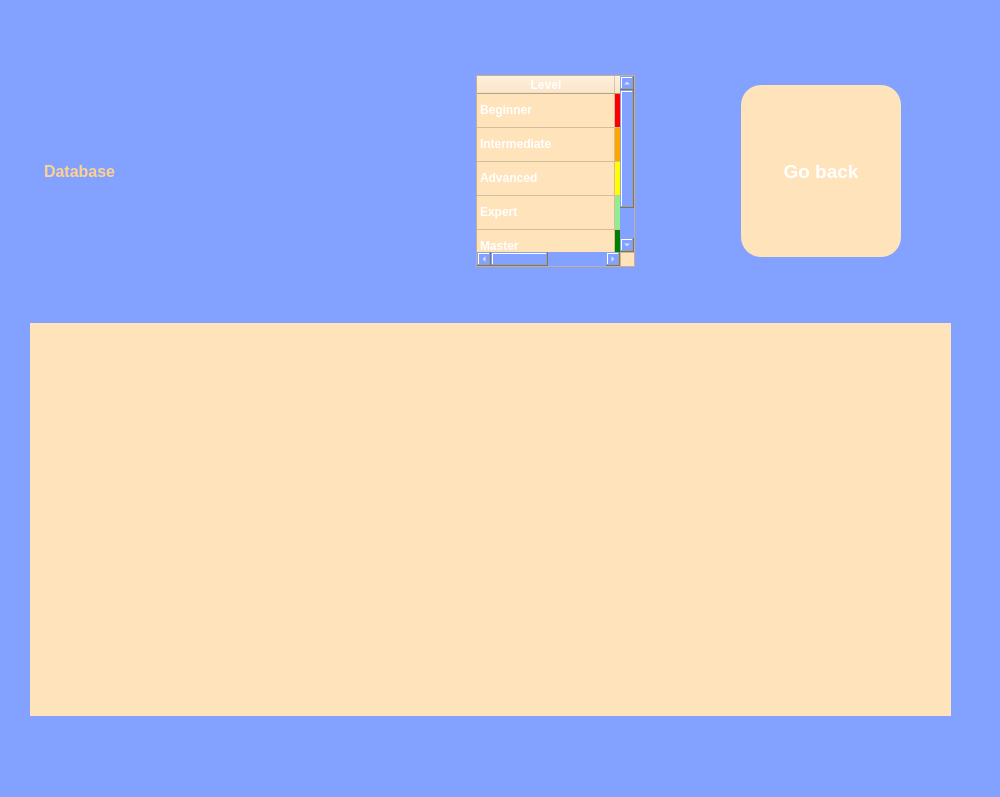
Above: game_view/frontend/database.ui from fra3597/my_german_game before the change. Below: the same form after it.
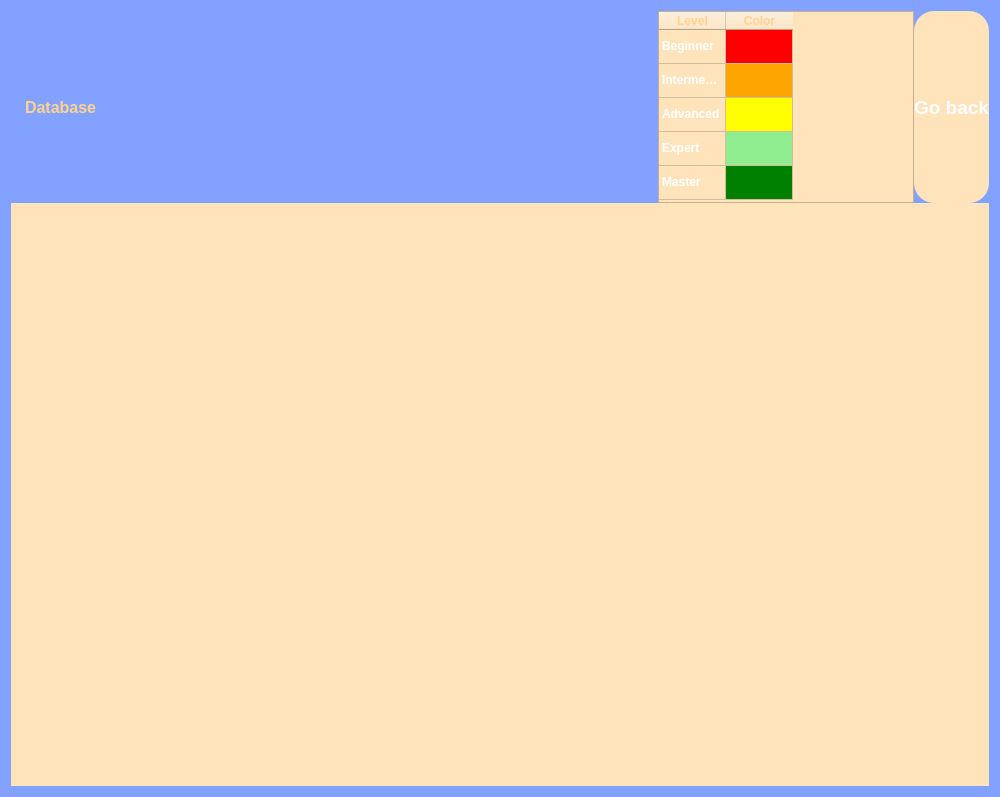
That is the form after the change.

What changed in the file:
```diff
--- a/game_view/frontend/database.ui
+++ b/game_view/frontend/database.ui
@@ -19,18 +19,17 @@
 	color: #FFFFFF;
 }</string>
   </property>
-  <widget class="QWidget" name="verticalLayoutWidget">
-   <property name="geometry">
-    <rect>
-     <x>30</x>
-     <y>25</y>
-     <width>921</width>
-     <height>691</height>
-    </rect>
-   </property>
-   <layout class="QVBoxLayout" name="verticalLayout" stretch="1,4">
+  <layout class="QHBoxLayout" name="horizontalLayout_5">
+   <item>
+    <layout class="QVBoxLayout" name="verticalLayout" stretch="1,7">
+     <property name="spacing">
+      <number>0</number>
+     </property>
     <item>
-     <layout class="QHBoxLayout" name="horizontalLayout" stretch="3,2,2">
+      <layout class="QHBoxLayout" name="horizontalLayout" stretch="0,0,0">
+       <property name="spacing">
+        <number>0</number>
+       </property>
       <item>
        <widget class="QLabel" name="title_label">
         <property name="sizePolicy">
@@ -65,17 +64,20 @@
       </item>
       <item>
        <layout class="QHBoxLayout" name="horizontalLayout_Legend">
+         <property name="spacing">
+          <number>0</number>
+         </property>
         <property name="leftMargin">
-         <number>50</number>
+          <number>0</number>
         </property>
         <property name="topMargin">
-         <number>50</number>
+          <number>0</number>
         </property>
         <property name="rightMargin">
-         <number>50</number>
+          <number>0</number>
         </property>
         <property name="bottomMargin">
-         <number>50</number>
+          <number>0</number>
         </property>
         <item>
          <widget class="QTableWidget" name="tableWidget">
@@ -89,13 +91,13 @@
            <string notr="true">background-color: #FFE3BB;</string>
           </property>
           <attribute name="horizontalHeaderDefaultSectionSize">
-           <number>138</number>
+            <number>67</number>
           </attribute>
           <attribute name="horizontalHeaderHighlightSections">
            <bool>true</bool>
           </attribute>
           <attribute name="horizontalHeaderMinimumSectionSize">
-           <number>24</number>
+            <number>0</number>
           </attribute>
           <attribute name="verticalHeaderVisible">
            <bool>false</bool>
@@ -103,6 +105,9 @@
           <attribute name="verticalHeaderDefaultSectionSize">
            <number>34</number>
           </attribute>
+           <attribute name="verticalHeaderMinimumSectionSize">
+            <number>0</number>
+           </attribute>
           <row>
            <property name="text">
             <string>Beginner</string>
@@ -141,9 +146,18 @@
            <property name="background">
             <color>
              <red>255</red>
+              <green>255</green>
+              <blue>255</blue>
+             </color>
+            </property>
+            <property name="foreground">
+             <brush brushstyle="SolidPattern">
+              <color alpha="255">
+               <red>255</red>
              <green>210</green>
              <blue>143</blue>
             </color>
+             </brush>
            </property>
           </column>
           <column>
@@ -297,17 +311,20 @@
       </item>
       <item>
        <layout class="QHBoxLayout" name="horizontalLayout_2">
+         <property name="spacing">
+          <number>0</number>
+         </property>
         <property name="leftMargin">
-         <number>50</number>
+          <number>0</number>
         </property>
         <property name="topMargin">
-         <number>60</number>
+          <number>0</number>
         </property>
         <property name="rightMargin">
-         <number>50</number>
+          <number>0</number>
         </property>
         <property name="bottomMargin">
-         <number>60</number>
+          <number>0</number>
         </property>
         <item>
          <widget class="QPushButton" name="go_back_button">
@@ -390,7 +407,8 @@
      </layout>
     </item>
    </layout>
-  </widget>
+   </item>
+  </layout>
  </widget>
  <resources/>
  <connections/>
```
Left out of the diff: 2 changed lines with no effect on the pictures. Lines whose indentation alone changed are shown as unchanged.
